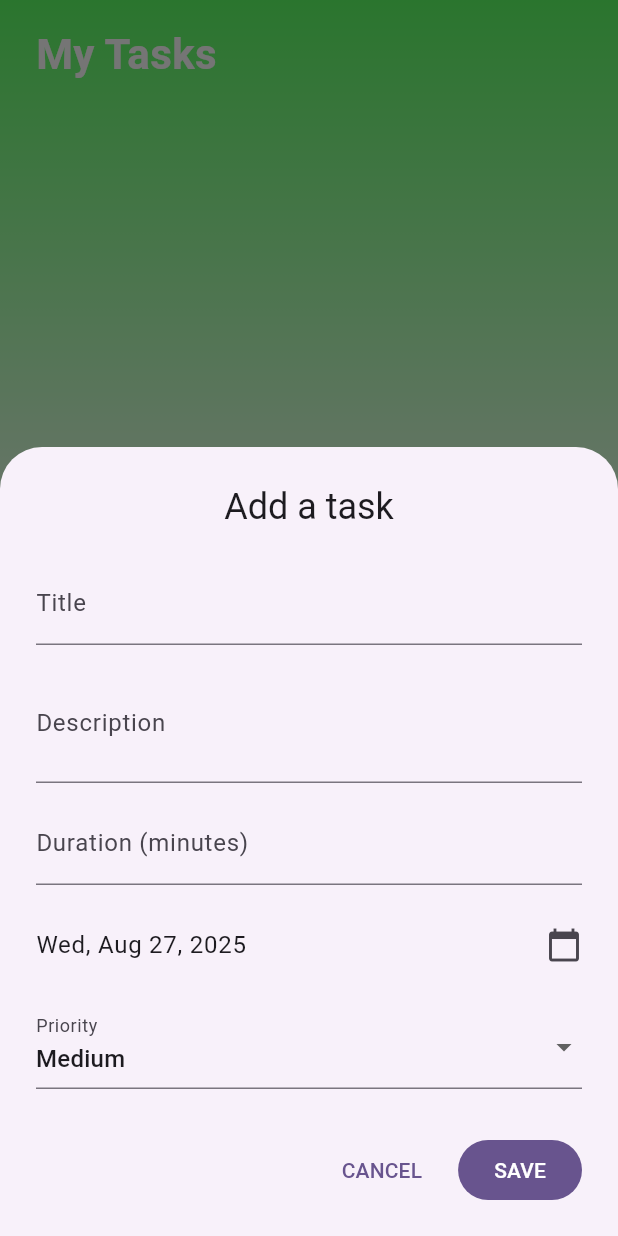
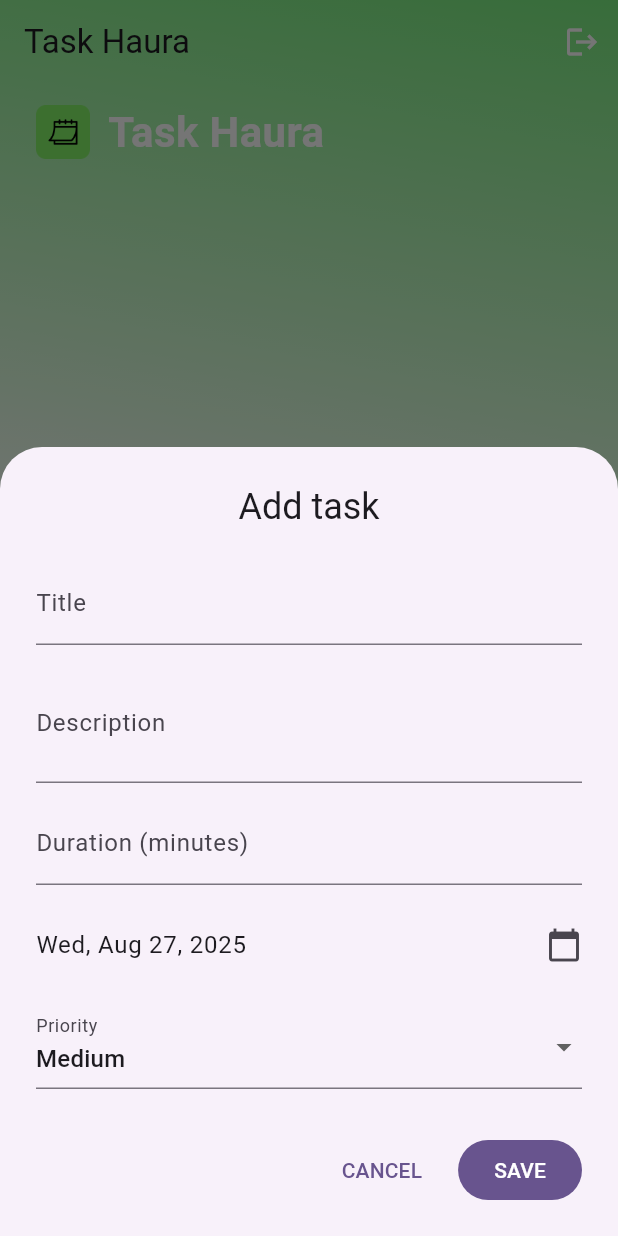
Before and after one commit to Nabeel0146/task-haura, a Flutter app: the HomePage screen opened directly, after a tap on the "add" icon, on a phone screen of 412 x 824 dp. Run offline on Flutter 3.47's test engine with Material 3 defaults, Android fonts, the phone set to English and light mode, and no system bars; our stand-ins replace cloud_firestore, firebase_auth, firebase_core; accounts and stored records are empty.

Commit message:
Sprint 1 try

```diff
--- a/lib/home.dart
+++ b/lib/home.dart
@@ -1,9 +1,14 @@
-import 'dart:convert';
+import 'dart:async';
+import 'package:cloud_firestore/cloud_firestore.dart';
+import 'package:firebase_core/firebase_core.dart';
 import 'package:flutter/material.dart';
 import 'package:intl/intl.dart';
-import 'package:shared_preferences/shared_preferences.dart';
 
-void main() => runApp(const MyApp());
+Future<void> main() async {
+  WidgetsFlutterBinding.ensureInitialized();
+  await Firebase.initializeApp();      // ← Firebase init
+  runApp(const MyApp());
+}
 
 class MyApp extends StatelessWidget {
   const MyApp({super.key});
@@ -11,7 +16,7 @@ class MyApp extends StatelessWidget {
   @override
   Widget build(BuildContext context) {
     return MaterialApp(
-      title: 'My Tasks',
+      title: 'Task Haura',
       theme: ThemeData(useMaterial3: true, colorSchemeSeed: Colors.green),
       home: const HomePage(),
     );
@@ -30,53 +35,66 @@ class HomePage extends StatefulWidget {
 }
 
 class _HomePageState extends State<HomePage> {
-  final List<Task> _tasks = [];
-  static const _kStorageKey = 'tasks_v2';
+  final _db = FirebaseFirestore.instance.collection('tasks');
 
-  @override
-  void initState() {
-    super.initState();
-    _loadTasks();
+  /* ---------------- CRUD helpers ---------------- */
+
+  Future<void> _addTask(Task task) async {
+    await _db.add(task.toJson());
   }
 
-  /* ---------------- persistence ---------------- */
-
-  Future<void> _loadTasks() async {
-    final prefs = await SharedPreferences.getInstance();
-    final raw = prefs.getStringList(_kStorageKey) ?? [];
-    _tasks.addAll(raw.map((e) => Task.fromJson(jsonDecode(e))));
-    setState(() {});
+  Future<void> _updateTask(String id, Task task) async {
+    await _db.doc(id).update(task.toJson());
   }
 
-  Future<void> _saveTasks() async {
-    final prefs = await SharedPreferences.getInstance();
-    final encoded = _tasks.map((t) => jsonEncode(t.toJson())).toList();
-    await prefs.setStringList(_kStorageKey, encoded);
+  Future<void> _deleteTask(String id) async {
+    await _db.doc(id).delete();
+  }
+  Future<void> _confirmLogout(BuildContext context) async {
+  final shouldLogout = await showDialog<bool>(
+    context: context,
+    builder: (_) => AlertDialog(
+      title: const Text('Logout?'),
+      content: const Text('Are you sure you want to logout?'),
+      actions: [
+        TextButton(
+          onPressed: () => Navigator.pop(context, false),
+          child: const Text('CANCEL'),
+        ),
+        TextButton(
+          onPressed: () => Navigator.pop(context, true),
+          child: const Text('LOGOUT'),
+        ),
+      ],
+    ),
+  );
+
+  if (shouldLogout ?? false) {
+    // TODO: replace with your real sign-out logic (FirebaseAuth, etc.)
+    // Example:
+    // await FirebaseAuth.instance.signOut();
+    // Navigator.pushReplacementNamed(context, '/login');
+  }
 }
 
-  /* ---------------- add task ---------------- */
+  /* ---------------- bottom-sheet wrappers ---------------- */
 
-  Future<void> _addTask() async {
+  Future<void> _showAddSheet() async {
     final result = await showModalBottomSheet<Task>(
       context: context,
       isScrollControlled: true,
       builder: (_) => const AddTaskSheet(),
     );
-
-    if (result != null) {
-      setState(() => _tasks.add(result));
-      await _saveTasks();
-    }
+    if (result != null) await _addTask(result);
   }
 
-  /* ---------------- delete task ---------------- */
-
-  void _deleteTask(int index) {
-    setState(() => _tasks.removeAt(index));
-    _saveTasks();
-    ScaffoldMessenger.of(context).showSnackBar(
-      const SnackBar(content: Text('Task removed'), duration: Duration(seconds: 1)),
+  Future<void> _showEditSheet(Task task, String id) async {
+    final result = await showModalBottomSheet<Task>(
+      context: context,
+      isScrollControlled: true,
+      builder: (_) => AddTaskSheet(existingTask: task),
     );
+    if (result != null) await _updateTask(id, result);
   }
 
   /* ---------------- build ---------------- */
@@ -84,68 +102,101 @@ class _HomePageState extends State<HomePage> {
 @override
 Widget build(BuildContext context) {
   return Scaffold(
+    appBar: AppBar(
+      title: const Text('Task Haura'),
+      backgroundColor: Colors.transparent,
+      elevation: 0,
+      actions: [
+        IconButton(
+          icon: const Icon(Icons.logout, color: Colors.white),
+          tooltip: 'Logout',
+          onPressed: () => _confirmLogout(context),
+        ),
+      ],
+    ),
+    extendBodyBehindAppBar: true, // keeps gradient visible
     floatingActionButton: FloatingActionButton(
-        onPressed: _addTask,
+      onPressed: _showAddSheet,
       tooltip: 'Add task',
       child: const Icon(Icons.add),
     ),
     body: Stack(
         children: [
-          /* ---------------- gradient ---------------- */
+          /* gradient */
           Align(
             alignment: Alignment.topCenter,
             child: Container(
-              height: MediaQuery.of(context).size.height * 1,
+              height: MediaQuery.of(context).size.height,
               decoration: const BoxDecoration(
                 gradient: LinearGradient(
-                  begin: Alignment.topCenter,
+                  begin: Alignment.topRight,
+                  transform: GradientRotation(6),
                   end: Alignment.center,
                   colors: [
-                    Color.fromARGB(255, 92, 255, 100),
+                    Color.fromARGB(255, 116, 236, 122),
                     Color.fromARGB(255, 255, 255, 255),
                   ],
                 ),
               ),
             ),
           ),
-
-          /* ---------------- content ---------------- */
+          /* content */
           SafeArea(
             child: Column(
               crossAxisAlignment: CrossAxisAlignment.start,
               children: [
-                /* title */
-                const Padding(
-                  padding: EdgeInsets.fromLTRB(24, 16, 24, 24),
-                  child: Text(
-                    'My Tasks',
+                /* header + logo */
+                Padding(
+                  padding: const EdgeInsets.fromLTRB(24, 12, 24, 24),
+                  child: Row(
+                    children: [
+                      Image.asset('assets/taskhauralogo.png',
+                          width: 36, height: 36),
+                      const SizedBox(width: 12),
+                      const Text(
+                        'Task Haura',
                         style: TextStyle(
                           color: Colors.white,
                           fontSize: 28,
                           fontWeight: FontWeight.bold,
                         ),
                       ),
+                    ],
                   ),
-
-                /* list */
+                ),
+                /* task list */
                 Expanded(
-                  child: _tasks.isEmpty
-                      ? const Center(
+                  child: StreamBuilder<QuerySnapshot>(
+                    stream: _db.orderBy('deadline').snapshots(),
+                    builder: (context, snap) {
+                      if (snap.hasError) {
+                        return Center(child: Text('${snap.error}'));
+                      }
+                      if (!snap.hasData) {
+                        return const Center(child: CircularProgressIndicator());
+                      }
+                      final docs = snap.data!.docs;
+                      if (docs.isEmpty) {
+                        return const Center(
                           child: Text(
                             'No tasks yet – tap + to add one',
                             style: TextStyle(color: Colors.white70),
                           ),
-                        )
-                      : ListView.builder(
+                        );
+                      }
+                      return ListView.builder(
                         padding: const EdgeInsets.symmetric(horizontal: 12),
-                          itemCount: _tasks.length,
+                        itemCount: docs.length,
                         itemBuilder: (context, index) {
-                            final t = _tasks[index];
-                            return Dismissible(
-                              key: ValueKey(t.hashCode),
-                              background: Container(color: Colors.red),
-                              onDismissed: (_) => _deleteTask(index),
-                              child: TaskCard(task: t),
+                          final doc = docs[index];
+                          final task =
+                              Task.fromJson(doc.data() as Map<String, dynamic>);
+                          return TaskCard(
+                            task: task,
+                            onEdit: () => _showEditSheet(task, doc.id),
+                            onDelete: () => _deleteTask(doc.id),
+                          );
+                        },
                       );
                     },
                   ),
@@ -182,7 +233,7 @@ class Task {
         title: json['title'],
         desc: json['desc'],
         durationMin: json['durationMin'],
-        deadline: DateTime.parse(json['deadline']),
+        deadline: (json['deadline'] as Timestamp).toDate(),
         priority: Priority.values.byName(json['priority']),
       );
 
@@ -190,7 +241,7 @@ class Task {
         'title': title,
         'desc': desc,
         'durationMin': durationMin,
-        'deadline': deadline.toIso8601String(),
+        'deadline': Timestamp.fromDate(deadline),
         'priority': priority.name,
       };
 }
@@ -202,7 +253,8 @@ enum Priority { low, medium, high }
    ========================================================================= */
 
 class AddTaskSheet extends StatefulWidget {
-  const AddTaskSheet({super.key});
+  final Task? existingTask;
+  const AddTaskSheet({super.key, this.existingTask});
 
   @override
   State<AddTaskSheet> createState() => _AddTaskSheetState();
@@ -210,11 +262,23 @@ class AddTaskSheet extends StatefulWidget {
 
 class _AddTaskSheetState extends State<AddTaskSheet> {
   final _formKey = GlobalKey<FormState>();
-  final _titleCtrl = TextEditingController();
-  final _descCtrl = TextEditingController();
-  final _durationCtrl = TextEditingController();
-  DateTime _deadline = DateTime.now().add(const Duration(days: 1));
-  Priority _priority = Priority.medium;
+  late final TextEditingController _titleCtrl;
+  late final TextEditingController _descCtrl;
+  late final TextEditingController _durationCtrl;
+  late DateTime _deadline;
+  late Priority _priority;
+
+  @override
+  void initState() {
+    super.initState();
+    _titleCtrl = TextEditingController(text: widget.existingTask?.title ?? '');
+    _descCtrl = TextEditingController(text: widget.existingTask?.desc ?? '');
+    _durationCtrl = TextEditingController(
+        text: widget.existingTask?.durationMin.toString() ?? '');
+    _deadline = widget.existingTask?.deadline ??
+        DateTime.now().add(const Duration(days: 1));
+    _priority = widget.existingTask?.priority ?? Priority.medium;
+  }
 
   Future<void> _pickDeadline() async {
     final picked = await showDatePicker(
@@ -225,6 +289,8 @@ class _AddTaskSheetState extends State<AddTaskSheet> {
     );
     if (picked != null) setState(() => _deadline = picked);
   }
+
+
 
   @override
   void dispose() {
@@ -249,7 +315,8 @@ class _AddTaskSheetState extends State<AddTaskSheet> {
           child: Column(
             mainAxisSize: MainAxisSize.min,
             children: [
-              Text('Add a task', style: Theme.of(context).textTheme.headlineSmall),
+              Text(widget.existingTask == null ? 'Add task' : 'Edit task',
+                  style: Theme.of(context).textTheme.headlineSmall),
               const SizedBox(height: 20),
               TextFormField(
                 controller: _titleCtrl,
@@ -271,10 +338,8 @@ class _AddTaskSheetState extends State<AddTaskSheet> {
                   suffixText: 'min',
                 ),
                 keyboardType: TextInputType.number,
-                validator: (v) {
-                  if (v == null || int.tryParse(v) == null) return 'Enter a number';
-                  return null;
-                },
+                validator: (v) =>
+                    v == null || int.tryParse(v) == null ? 'Enter a number' : null,
               ),
               const SizedBox(height: 12),
               ListTile(
@@ -290,7 +355,8 @@ class _AddTaskSheetState extends State<AddTaskSheet> {
                 items: Priority.values
                     .map((e) => DropdownMenuItem(
                           value: e,
-                          child: Text(e.name[0].toUpperCase() + e.name.substring(1)),
+                          child: Text(
+                              e.name[0].toUpperCase() + e.name.substring(1)),
                         ))
                     .toList(),
                 onChanged: (v) => setState(() => _priority = v!),
@@ -338,7 +404,15 @@ class _AddTaskSheetState extends State<AddTaskSheet> {
 
 class TaskCard extends StatelessWidget {
   final Task task;
-  const TaskCard({super.key, required this.task});
+  final VoidCallback onEdit;
+  final VoidCallback onDelete;
+
+  const TaskCard({
+    super.key,
+    required this.task,
+    required this.onEdit,
+    required this.onDelete,
+  });
 
   Color _priorityColor() {
     switch (task.priority) {
@@ -353,58 +427,93 @@ class TaskCard extends StatelessWidget {
 
   @override
   Widget build(BuildContext context) {
+    final cardColor = Theme.of(context).colorScheme.surface.withOpacity(.72);
+
     return Card(
       margin: const EdgeInsets.symmetric(horizontal: 8, vertical: 6),
+      elevation: 2,
+      shape: RoundedRectangleBorder(borderRadius: BorderRadius.circular(16)),
+      color: cardColor,
+      child: Row(
+        children: [
+          Container(
+            width: 8,
+            height: 92,
+            decoration: BoxDecoration(
+              color: _priorityColor(),
+              borderRadius: const BorderRadius.only(
+                topLeft: Radius.circular(16),
+                bottomLeft: Radius.circular(16),
+              ),
+            ),
+          ),
+          const SizedBox(width: 12),
+          Expanded(
             child: Padding(
-        padding: const EdgeInsets.all(12),
+              padding: const EdgeInsets.symmetric(vertical: 12),
               child: Column(
                 crossAxisAlignment: CrossAxisAlignment.start,
                 children: [
                   Row(
                     children: [
-                Container(
-                  width: 5,
-                  height: 40,
-                  decoration: BoxDecoration(
-                    color: _priorityColor(),
-                    borderRadius: BorderRadius.circular(4),
-                  ),
-                ),
-                const SizedBox(width: 10),
                       Expanded(
                         child: Text(
                           task.title,
-                    style: Theme.of(context).textTheme.titleMedium?.copyWith(fontWeight: FontWeight.bold),
+                          style: Theme.of(context)
+                              .textTheme
+                              .titleMedium
+                              ?.copyWith(fontWeight: FontWeight.bold),
                         ),
+                      ),
+                      IconButton(
+                        icon: const Icon(Icons.edit_outlined, size: 18),
+                        onPressed: onEdit,
+                        splashRadius: 20,
+                      ),
+                      IconButton(
+                        icon: const Icon(Icons.delete_outline, size: 18),
+                        onPressed: onDelete,
+                        splashRadius: 20,
                       ),
                     ],
                   ),
-            const SizedBox(height: 8),
-            Text(task.desc, style: Theme.of(context).textTheme.bodyMedium),
+                  const SizedBox(height: 4),
+                  Text(task.desc,
+                      maxLines: 2,
+                      overflow: TextOverflow.ellipsis,
+                      style: Theme.of(context).textTheme.bodySmall),
                   const SizedBox(height: 8),
                   Row(
                     children: [
-                Icon(Icons.schedule, size: 16, color: Colors.grey[600]),
+                      Icon(Icons.schedule, size: 14, color: Colors.grey[600]),
                       const SizedBox(width: 4),
-                Text('${task.durationMin} min'),
+                      Text('${task.durationMin} min',
+                          style: Theme.of(context).textTheme.bodySmall),
                       const SizedBox(width: 16),
-                Icon(Icons.calendar_today, size: 16, color: Colors.grey[600]),
+                      Icon(Icons.calendar_today,
+                          size: 14, color: Colors.grey[600]),
                       const SizedBox(width: 4),
-                Text(DateFormat('MMM d').format(task.deadline)),
+                      Text(DateFormat('MMM d').format(task.deadline),
+                          style: Theme.of(context).textTheme.bodySmall),
                       const Spacer(),
                       Chip(
                         label: Text(
                           task.priority.name.toUpperCase(),
-                    style: const TextStyle(color: Colors.white, fontSize: 10),
+                          style: const TextStyle(
+                              color: Colors.white, fontSize: 10),
                         ),
                         backgroundColor: _priorityColor(),
                         materialTapTargetSize: MaterialTapTargetSize.shrinkWrap,
                       ),
+                      const SizedBox(width: 8),
                     ],
                   ),
                 ],
               ),
             ),
+          ),
+        ],
+      ),
     );
   }
 }
```
Also changed, not shown: lib/login.dart (+17 -7 lines). Lines whose indentation alone changed are shown as unchanged.
